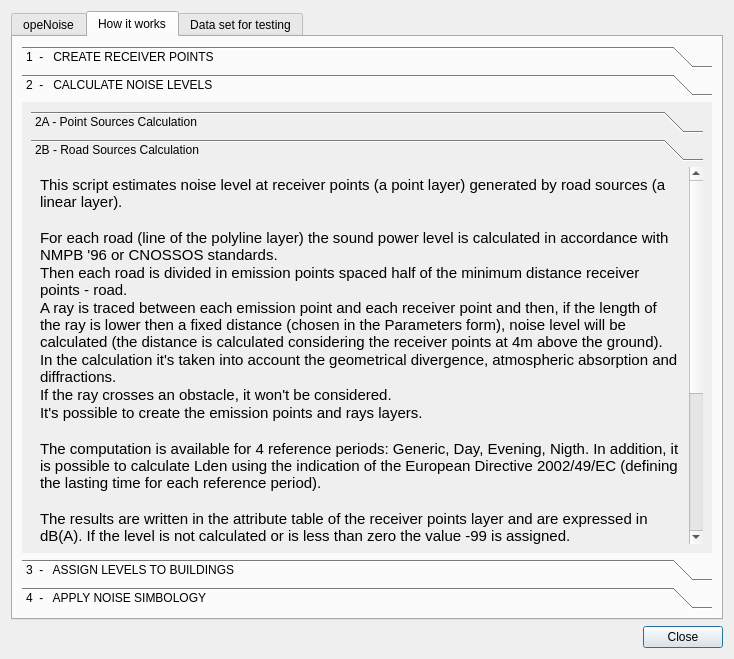
Qt form tools/ui_Informations.ui (Arpapiemonte/openoise-map) before a commit.
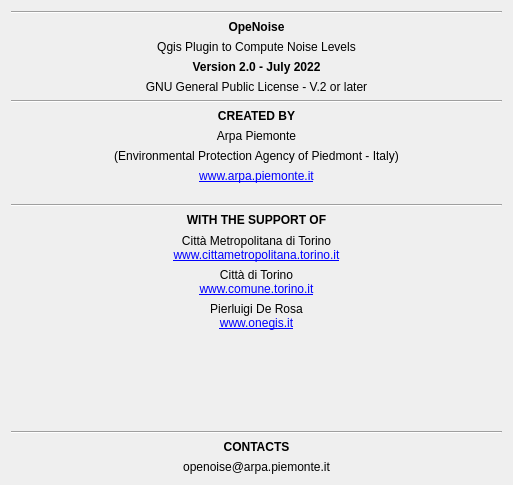
The same form after that commit. The open tabs and pages were chosen to show the change.

```diff
--- a/tools/ui_Informations.ui
+++ b/tools/ui_Informations.ui
@@ -1,13 +1,13 @@
 <?xml version="1.0" encoding="UTF-8"?>
 <ui version="4.0">
- <class>Windows_Info</class>
- <widget class="QDialog" name="Windows_Info">
+ <class>Credits_window</class>
+ <widget class="QDialog" name="Credits_window">
   <property name="geometry">
    <rect>
     <x>0</x>
     <y>0</y>
-    <width>734</width>
-    <height>659</height>
+    <width>513</width>
+    <height>485</height>
    </rect>
   </property>
   <property name="sizePolicy">
@@ -17,407 +17,292 @@
    </sizepolicy>
   </property>
   <property name="windowTitle">
-   <string>opeNoise - Information</string>
+   <string>opeNoise - Informations</string>
   </property>
   <property name="layoutDirection">
    <enum>Qt::LeftToRight</enum>
   </property>
-  <layout class="QVBoxLayout" name="verticalLayout_2">
-   <item>
-    <widget class="QTabWidget" name="tabWidget">
-     <property name="currentIndex">
-      <number>0</number>
-     </property>
-     <widget class="QWidget" name="tab">
-      <attribute name="title">
-       <string>opeNoise</string>
-      </attribute>
       <layout class="QVBoxLayout" name="verticalLayout">
        <item>
-        <widget class="QLabel" name="label">
-         <property name="font">
-          <font>
-           <pointsize>11</pointsize>
-          </font>
-         </property>
-         <property name="text">
-          <string>&lt;html&gt;&lt;head/&gt;&lt;body&gt;&lt;p&gt;The plugin allows to estimate noise levels generated by point sources or by road sources at fixed receiver points and buildings. NMPB-Routes-96 and CNOSSOS methods for road emission are implemented.&lt;/p&gt;&lt;p&gt;&lt;br/&gt;&lt;/p&gt;&lt;p&gt;Please consider the following simplifications: &lt;/p&gt;&lt;p&gt;- modelization is 2D; &lt;/p&gt;&lt;p&gt;- geometrical divergence, atmospheric absorption and diffractions are taken into account; &lt;/p&gt;&lt;p&gt;- no reflections are calculated; &lt;/p&gt;&lt;p&gt;- terrain is flat.&lt;/p&gt;&lt;p&gt;&lt;br/&gt;&lt;/p&gt;&lt;p&gt;Documentation:&lt;/p&gt;&lt;p&gt;- &lt;a href=&quot;https://eur-lex.europa.eu/legal-content/EN/TXT/PDF/?uri=CELEX:32015L0996&amp;amp;from=PT&quot;&gt;&lt;span style=&quot; text-decoration: underline; color:#0000ff;&quot;&gt;COMMISSION DIRECTIVE (EU) 2015/996&lt;/span&gt;&lt;/a&gt;&lt;/p&gt;&lt;/body&gt;&lt;/html&gt;</string>
-         </property>
-         <property name="textFormat">
-          <enum>Qt::AutoText</enum>
-         </property>
-         <property name="alignment">
-          <set>Qt::AlignLeading|Qt::AlignLeft|Qt::AlignTop</set>
-         </property>
-         <property name="wordWrap">
-          <bool>true</bool>
-         </property>
-         <property name="openExternalLinks">
-          <bool>true</bool>
-         </property>
-         <property name="textInteractionFlags">
-          <set>Qt::LinksAccessibleByMouse|Qt::TextSelectableByMouse</set>
+    <widget class="Line" name="line_4">
+     <property name="maximumSize">
+      <size>
+       <width>16777215</width>
+       <height>16777215</height>
+      </size>
+     </property>
+     <property name="orientation">
+      <enum>Qt::Horizontal</enum>
          </property>
         </widget>
        </item>
-      </layout>
-     </widget>
-     <widget class="QWidget" name="tab_2">
-      <attribute name="title">
-       <string>How it works</string>
-      </attribute>
-      <layout class="QVBoxLayout" name="verticalLayout_3">
-       <item>
-        <widget class="QToolBox" name="toolBox">
-         <property name="currentIndex">
-          <number>0</number>
-         </property>
-         <widget class="QWidget" name="page">
-          <property name="geometry">
-           <rect>
-            <x>0</x>
-            <y>0</y>
-            <width>694</width>
-            <height>437</height>
-           </rect>
-          </property>
-          <attribute name="label">
-           <string>1  -   CREATE RECEIVER POINTS</string>
-          </attribute>
-          <layout class="QVBoxLayout" name="verticalLayout_5">
-           <property name="sizeConstraint">
-            <enum>QLayout::SetDefaultConstraint</enum>
-           </property>
            <item>
             <widget class="QLabel" name="label_2">
-             <property name="font">
-              <font>
-               <pointsize>11</pointsize>
-              </font>
+     <property name="sizePolicy">
+      <sizepolicy hsizetype="Preferred" vsizetype="Fixed">
+       <horstretch>0</horstretch>
+       <verstretch>0</verstretch>
+      </sizepolicy>
+     </property>
+     <property name="maximumSize">
+      <size>
+       <width>16777215</width>
+       <height>15</height>
+      </size>
              </property>
              <property name="text">
-              <string>The first script generates either one receiver point for each facade or equidistant receiver point along the facade (a polygon layer).
-The points are created at a distance of 0.1 m from the facade.
-
-INPUT DATA:
-1. Buildings (Polygons layer)
-
-OUTPUT DATA:
-1. Receiver points (Points layer)</string>
+      <string>&lt;html&gt;&lt;head/&gt;&lt;body&gt;&lt;p&gt;&lt;span style=&quot; font-weight:600;&quot;&gt;OpeNoise&lt;/span&gt;&lt;/p&gt;&lt;/body&gt;&lt;/html&gt;</string>
              </property>
              <property name="alignment">
-              <set>Qt::AlignLeading|Qt::AlignLeft|Qt::AlignTop</set>
-             </property>
-             <property name="wordWrap">
-              <bool>true</bool>
-             </property>
-             <property name="textInteractionFlags">
-              <set>Qt::LinksAccessibleByMouse|Qt::TextSelectableByMouse</set>
+      <set>Qt::AlignCenter</set>
              </property>
             </widget>
            </item>
-          </layout>
-         </widget>
-         <widget class="QWidget" name="page_2">
-          <property name="geometry">
-           <rect>
-            <x>0</x>
-            <y>0</y>
-            <width>98</width>
-            <height>148</height>
-           </rect>
-          </property>
-          <attribute name="label">
-           <string>2  -   CALCULATE NOISE LEVELS</string>
-          </attribute>
-          <layout class="QVBoxLayout" name="verticalLayout_4">
-           <item>
-            <widget class="QToolBox" name="toolBox_2">
-             <property name="currentIndex">
-              <number>0</number>
-             </property>
-             <widget class="QWidget" name="page_5">
-              <property name="geometry">
-               <rect>
-                <x>0</x>
-                <y>0</y>
-                <width>106</width>
-                <height>2245</height>
-               </rect>
-              </property>
-              <attribute name="label">
-               <string>2A - Point Sources Calculation</string>
-              </attribute>
-              <layout class="QVBoxLayout" name="verticalLayout_6">
                <item>
                 <widget class="QLabel" name="label_3">
-                 <property name="font">
-                  <font>
-                   <pointsize>11</pointsize>
-                  </font>
+     <property name="sizePolicy">
+      <sizepolicy hsizetype="Preferred" vsizetype="Fixed">
+       <horstretch>0</horstretch>
+       <verstretch>0</verstretch>
+      </sizepolicy>
+     </property>
+     <property name="maximumSize">
+      <size>
+       <width>16777215</width>
+       <height>15</height>
+      </size>
                  </property>
                  <property name="text">
-                  <string>This script estimates noise levels at receiver points (a point layer) from point sources (a point layer).
-A ray is traced between each point source and each receiver point and then, if the length of the ray is lower then a fixed distance (chosen in the Parameters form), noise level will be calculated.
-In the calculation it's taken into account the geometrical divergence for a spherical point source, atmospheric absorption and diffractions. 
-The receiving points are located 4m above ground level.
-If the ray crosses an obstacle, it won't be considered. 
-It's possible to create the rays layer.
-
-The computation is available for 4 reference periods: Generic, Day, Evening, Nigth. In addition, it is possible to calculate Lden using the indication of the European Directive 2002/49/EC (defining the lasting time for each reference period).
-The results are written in the attribute table of the receiver points layer and are expressed in dB(A). If the level is not calculated or it is less than zero the value -99 is assigned.
-
-INPUT DATA:
-1. Receiver points (Point layer)
-2. Point sources (Point layer with a field containing the power level of the sources)
-3. Buildings (Polygon layer) - optional –
-
-OUTPUT DATA:
-1. Direct sound rays (Polyline layer) - optional -
-2. Diffracted sound rays (Polyline layer) - optional -</string>
-                 </property>
-                 <property name="wordWrap">
-                  <bool>true</bool>
-                 </property>
-                 <property name="textInteractionFlags">
-                  <set>Qt::LinksAccessibleByMouse|Qt::TextSelectableByMouse</set>
+      <string>Qgis Plugin to Compute Noise Levels</string>
+     </property>
+     <property name="alignment">
+      <set>Qt::AlignCenter</set>
                  </property>
                 </widget>
                </item>
-              </layout>
-             </widget>
-             <widget class="QWidget" name="page_6">
-              <property name="geometry">
-               <rect>
-                <x>0</x>
-                <y>0</y>
-                <width>110</width>
-                <height>2908</height>
-               </rect>
-              </property>
-              <attribute name="label">
-               <string>2B - Road Sources Calculation</string>
-              </attribute>
-              <layout class="QVBoxLayout" name="verticalLayout_7">
                <item>
                 <widget class="QLabel" name="label_4">
-                 <property name="font">
-                  <font>
-                   <pointsize>11</pointsize>
-                   <weight>50</weight>
-                   <italic>false</italic>
-                   <bold>false</bold>
-                  </font>
+     <property name="sizePolicy">
+      <sizepolicy hsizetype="Preferred" vsizetype="Fixed">
+       <horstretch>0</horstretch>
+       <verstretch>0</verstretch>
+      </sizepolicy>
+     </property>
+     <property name="maximumSize">
+      <size>
+       <width>16777215</width>
+       <height>15</height>
+      </size>
                  </property>
                  <property name="text">
-                  <string>This script estimates noise level at receiver points (a point layer) generated by road sources (a linear layer).
-
-For each road (line of the polyline layer) the sound power level is calculated in accordance with NMPB '96 or CNOSSOS standards. 
-Then each road is divided in emission points spaced half of the minimum distance receiver points - road. 
-A ray is traced between each emission point and each receiver point and then, if the length of the ray is lower then a fixed distance (chosen in the Parameters form), noise level will be calculated (the distance is calculated considering the receiver points at 4m above the ground). 
-In the calculation it's taken into account the geometrical divergence, atmospheric absorption and diffractions.
-If the ray crosses an obstacle, it won't be considered.
-It's possible to create the emission points and rays layers. 
-
-The computation is available for 4 reference periods: Generic, Day, Evening, Nigth. In addition, it is possible to calculate Lden using the indication of the European Directive 2002/49/EC (defining the lasting time for each reference period). 
-
-The results are written in the attribute table of the receiver points layer and are expressed in dB(A). If the level is not calculated or is less than zero the value -99 is assigned.
-
-
-INPUT DATA: 
-1. Receiver points (Point layer)
-2. Roads (Polyline layer) - In the attributes table it's necessary to have some fields with information about the characteristic of the single road to estimates the sound power level in accordance with NMPB '96 and CNOSSOS (further details are contained in the insert data form).
-3. Buildings (Polygon layer) - optional -
-
-OUTPUT DATA:
-1. Direct sound rays (Polyline layer) - optional -
-2. Diffracted sound rays (Polyline layer) - optional -</string>
-                 </property>
-                 <property name="wordWrap">
-                  <bool>true</bool>
-                 </property>
-                 <property name="textInteractionFlags">
-                  <set>Qt::LinksAccessibleByMouse|Qt::TextSelectableByMouse</set>
-                 </property>
-                </widget>
-               </item>
-              </layout>
-             </widget>
-            </widget>
-           </item>
-          </layout>
-         </widget>
-         <widget class="QWidget" name="page_3">
-          <property name="geometry">
-           <rect>
-            <x>0</x>
-            <y>0</y>
-            <width>117</width>
-            <height>800</height>
-           </rect>
-          </property>
-          <attribute name="label">
-           <string>3  -   ASSIGN LEVELS TO BUILDINGS</string>
-          </attribute>
-          <layout class="QVBoxLayout" name="verticalLayout_8">
+      <string>&lt;html&gt;&lt;head/&gt;&lt;body&gt;&lt;p&gt;&lt;span style=&quot; font-weight:600;&quot;&gt;Version 2.0 - July 2022&lt;/span&gt;&lt;/p&gt;&lt;/body&gt;&lt;/html&gt;</string>
+     </property>
+     <property name="alignment">
+      <set>Qt::AlignCenter</set>
+     </property>
+    </widget>
+   </item>
            <item>
             <widget class="QLabel" name="label_5">
-             <property name="font">
-              <font>
-               <pointsize>11</pointsize>
-              </font>
+     <property name="sizePolicy">
+      <sizepolicy hsizetype="Preferred" vsizetype="Fixed">
+       <horstretch>0</horstretch>
+       <verstretch>0</verstretch>
+      </sizepolicy>
+     </property>
+     <property name="maximumSize">
+      <size>
+       <width>16777215</width>
+       <height>15</height>
+      </size>
              </property>
              <property name="text">
-              <string>The third script assigns the noise levels calculated for each receiver point to the corresponding building.
-The value assigned is the max value among all the receiver points for that building.
-It is possible to assign up to five levels.
-
-NOTE: this script works correctly only if the receiver points layer is created from a buildings layer with opeNoise and the attributes table is not modified.
-
-INPUT DATA:
-1. Receiver points (Point layer) - In the attributes table it's necessary to have at least a field with noise levels
-2. Buildings (Polygon layer)</string>
+      <string>GNU General Public License - V.2 or later</string>
              </property>
              <property name="alignment">
-              <set>Qt::AlignLeading|Qt::AlignLeft|Qt::AlignTop</set>
-             </property>
-             <property name="wordWrap">
-              <bool>true</bool>
-             </property>
-             <property name="textInteractionFlags">
-              <set>Qt::LinksAccessibleByMouse|Qt::TextSelectableByMouse</set>
+      <set>Qt::AlignCenter</set>
+     </property>
+    </widget>
+   </item>
+   <item>
+    <widget class="Line" name="line">
+     <property name="maximumSize">
+      <size>
+       <width>16777215</width>
+       <height>16777215</height>
+      </size>
+     </property>
+     <property name="orientation">
+      <enum>Qt::Horizontal</enum>
              </property>
             </widget>
            </item>
-          </layout>
-         </widget>
-         <widget class="QWidget" name="page_4">
-          <property name="geometry">
-           <rect>
-            <x>0</x>
-            <y>0</y>
-            <width>98</width>
-            <height>460</height>
-           </rect>
-          </property>
-          <attribute name="label">
-           <string>4  -   APPLY NOISE SIMBOLOGY</string>
-          </attribute>
-          <layout class="QVBoxLayout" name="verticalLayout_9">
            <item>
             <widget class="QLabel" name="label_6">
-             <property name="font">
-              <font>
-               <pointsize>11</pointsize>
-              </font>
+     <property name="sizePolicy">
+      <sizepolicy hsizetype="Preferred" vsizetype="Fixed">
+       <horstretch>0</horstretch>
+       <verstretch>0</verstretch>
+      </sizepolicy>
+     </property>
+     <property name="maximumSize">
+      <size>
+       <width>16777215</width>
+       <height>15</height>
+      </size>
              </property>
              <property name="text">
-              <string>The last script assigns a noise level symbology to a layer with a sound level field in the attribute table.
-
-INPUT DATA:
-1. Point, polilyne or polygon layer - In the attributes table it's necessary to have at least a field with noise levels</string>
+      <string>&lt;html&gt;&lt;head/&gt;&lt;body&gt;&lt;p&gt;&lt;span style=&quot; font-weight:600;&quot;&gt;CREATED BY&lt;/span&gt;&lt;/p&gt;&lt;/body&gt;&lt;/html&gt;</string>
              </property>
              <property name="alignment">
-              <set>Qt::AlignLeading|Qt::AlignLeft|Qt::AlignTop</set>
-             </property>
-             <property name="wordWrap">
-              <bool>true</bool>
-             </property>
-             <property name="textInteractionFlags">
-              <set>Qt::LinksAccessibleByMouse|Qt::TextSelectableByMouse</set>
-             </property>
-            </widget>
-           </item>
-          </layout>
-         </widget>
-        </widget>
-       </item>
-      </layout>
-     </widget>
-     <widget class="QWidget" name="tab_3">
-      <attribute name="title">
-       <string>Data set for testing</string>
-      </attribute>
-      <widget class="QWidget" name="verticalLayoutWidget_2">
-       <property name="geometry">
-        <rect>
-         <x>10</x>
-         <y>20</y>
-         <width>691</width>
-         <height>541</height>
-        </rect>
-       </property>
-       <layout class="QVBoxLayout" name="verticalLayout_11">
+      <set>Qt::AlignCenter</set>
+     </property>
+    </widget>
+   </item>
         <item>
          <widget class="QLabel" name="label_7">
-          <property name="font">
-           <font>
-            <pointsize>11</pointsize>
-           </font>
+     <property name="sizePolicy">
+      <sizepolicy hsizetype="Preferred" vsizetype="Fixed">
+       <horstretch>0</horstretch>
+       <verstretch>0</verstretch>
+      </sizepolicy>
+     </property>
+     <property name="maximumSize">
+      <size>
+       <width>16777215</width>
+       <height>15</height>
+      </size>
           </property>
           <property name="text">
-           <string>A data set for testing is available in the folder:</string>
+      <string>Arpa Piemonte</string>
           </property>
           <property name="alignment">
-           <set>Qt::AlignLeading|Qt::AlignLeft|Qt::AlignTop</set>
-          </property>
-          <property name="wordWrap">
-           <bool>true</bool>
-          </property>
-          <property name="textInteractionFlags">
-           <set>Qt::LinksAccessibleByMouse|Qt::TextSelectableByMouse</set>
+      <set>Qt::AlignCenter</set>
           </property>
          </widget>
         </item>
         <item>
-         <widget class="QLabel" name="labelFolder">
-          <property name="font">
-           <font>
-            <pointsize>11</pointsize>
-           </font>
-          </property>
+    <widget class="QLabel" name="label">
           <property name="text">
-           <string>TextLabel TextLabel TextLabel TextLabel TextLabel TextLabel TextLabel TextLabel TextLabel TextLabeTextLabel TextLabel TextLabel TextLabel TextLabel TextLabel TextLabel TextLabel TextLabel TextLabe</string>
-          </property>
-          <property name="wordWrap">
-           <bool>true</bool>
-          </property>
-          <property name="margin">
-           <number>15</number>
-          </property>
-          <property name="textInteractionFlags">
-           <set>Qt::LinksAccessibleByMouse|Qt::TextSelectableByMouse</set>
+      <string>(Environmental Protection Agency of Piedmont - Italy)</string>
+     </property>
+     <property name="alignment">
+      <set>Qt::AlignCenter</set>
           </property>
          </widget>
         </item>
         <item>
          <widget class="QLabel" name="label_8">
-          <property name="font">
-           <font>
-            <pointsize>11</pointsize>
-           </font>
-          </property>
+     <property name="text">
+      <string>&lt;html&gt;&lt;head/&gt;&lt;body&gt;&lt;p&gt;&lt;a href=&quot;http://www.arpa.piemonte.it&quot;&gt;&lt;span style=&quot; text-decoration: underline; color:#0000ff;&quot;&gt;www.arpa.piemonte.it&lt;/span&gt;&lt;/a&gt;&lt;/p&gt;&lt;/body&gt;&lt;/html&gt;</string>
+     </property>
+     <property name="alignment">
+      <set>Qt::AlignCenter</set>
+     </property>
+     <property name="openExternalLinks">
+      <bool>true</bool>
+     </property>
+    </widget>
+   </item>
+   <item>
+    <spacer name="verticalSpacer_2">
+     <property name="orientation">
+      <enum>Qt::Vertical</enum>
+     </property>
+     <property name="sizeType">
+      <enum>QSizePolicy::Preferred</enum>
+     </property>
+     <property name="sizeHint" stdset="0">
+      <size>
+       <width>0</width>
+       <height>15</height>
+      </size>
+     </property>
+    </spacer>
+   </item>
+   <item>
+    <widget class="Line" name="line_2">
+     <property name="maximumSize">
+      <size>
+       <width>16777215</width>
+       <height>16777215</height>
+      </size>
+     </property>
+     <property name="orientation">
+      <enum>Qt::Horizontal</enum>
+     </property>
+    </widget>
+   </item>
+   <item>
+    <widget class="QLabel" name="label_12">
+     <property name="sizePolicy">
+      <sizepolicy hsizetype="Preferred" vsizetype="Fixed">
+       <horstretch>0</horstretch>
+       <verstretch>0</verstretch>
+      </sizepolicy>
+     </property>
+     <property name="maximumSize">
+      <size>
+       <width>16777215</width>
+       <height>15</height>
+      </size>
+     </property>
           <property name="text">
-           <string>The dataset contains 8 shapefiles that can help the user to understand how to compile the attribute tables of the layers in order to run the computation of the noise with the different sources.
-
-LAYERS:
-1. buildings
-2. receveir_points (layer created with the script 'Create receiver points')
-3. source_points
-4. roads_NMPB_emission
-5. roads_NMPB_traffic_flow
-6. roads_CNOSSOS
-7. grid_points
-8. isolevel_curves (layer created with the plugin 'Contour plugin')</string>
+      <string>&lt;html&gt;&lt;head/&gt;&lt;body&gt;&lt;p&gt;&lt;span style=&quot; font-weight:600;&quot;&gt;WITH THE SUPPORT OF&lt;br/&gt;&lt;/span&gt;&lt;/p&gt;&lt;/body&gt;&lt;/html&gt;</string>
           </property>
           <property name="alignment">
-           <set>Qt::AlignLeading|Qt::AlignLeft|Qt::AlignTop</set>
-          </property>
-          <property name="wordWrap">
+      <set>Qt::AlignCenter</set>
+     </property>
+    </widget>
+   </item>
+   <item>
+    <widget class="QLabel" name="label_10">
+     <property name="sizePolicy">
+      <sizepolicy hsizetype="Preferred" vsizetype="Fixed">
+       <horstretch>0</horstretch>
+       <verstretch>0</verstretch>
+      </sizepolicy>
+     </property>
+     <property name="maximumSize">
+      <size>
+       <width>16777215</width>
+       <height>16777215</height>
+      </size>
+     </property>
+     <property name="text">
+      <string>&lt;html&gt;&lt;head/&gt;&lt;body&gt;&lt;p&gt;Città Metropolitana di Torino&lt;br/&gt;&lt;a href=&quot;www.cittametropolitana.torino.it&quot;&gt;&lt;span style=&quot; text-decoration: underline; color:#0000ff;&quot;&gt;www.cittametropolitana.torino.it&lt;/span&gt;&lt;/a&gt;&lt;/p&gt;&lt;/body&gt;&lt;/html&gt;</string>
+     </property>
+     <property name="alignment">
+      <set>Qt::AlignCenter</set>
+     </property>
+     <property name="openExternalLinks">
            <bool>true</bool>
           </property>
-          <property name="textInteractionFlags">
-           <set>Qt::LinksAccessibleByMouse|Qt::TextSelectableByMouse</set>
+    </widget>
+   </item>
+   <item>
+    <widget class="QLabel" name="label_15">
+     <property name="text">
+      <string>&lt;html&gt;&lt;head/&gt;&lt;body&gt;&lt;p&gt;Città di Torino&lt;br/&gt;&lt;a href=&quot;www.comune.torino.it&quot;&gt;&lt;span style=&quot; text-decoration: underline; color:#0000ff;&quot;&gt;www.comune.torino.it&lt;/span&gt;&lt;/a&gt;&lt;/p&gt;&lt;/body&gt;&lt;/html&gt;</string>
+     </property>
+     <property name="alignment">
+      <set>Qt::AlignCenter</set>
+     </property>
+     <property name="openExternalLinks">
+      <bool>true</bool>
+     </property>
+    </widget>
+   </item>
+   <item>
+    <widget class="QLabel" name="label_9">
+     <property name="text">
+      <string>&lt;html&gt;&lt;head/&gt;&lt;body&gt;&lt;p&gt;Pierluigi De Rosa &lt;br/&gt;&lt;a href=&quot;https://www.onegis.it/&quot;&gt;&lt;span style=&quot; text-decoration: underline; color:#0000ff;&quot;&gt;www.onegis.it&lt;/span&gt;&lt;/a&gt;&lt;/p&gt;&lt;/body&gt;&lt;/html&gt;</string>
+     </property>
+     <property name="alignment">
+      <set>Qt::AlignCenter</set>
+     </property>
+     <property name="openExternalLinks">
+      <bool>true</bool>
           </property>
          </widget>
         </item>
@@ -434,15 +319,60 @@
           </property>
          </spacer>
         </item>
-       </layout>
-      </widget>
-     </widget>
-    </widget>
+   <item>
+    <widget class="Line" name="line_3">
+     <property name="maximumSize">
+      <size>
+       <width>16777215</width>
+       <height>16777215</height>
+      </size>
+     </property>
+     <property name="orientation">
+      <enum>Qt::Horizontal</enum>
+     </property>
+    </widget>
+   </item>
+   <item>
+    <widget class="QLabel" name="label_13">
+     <property name="sizePolicy">
+      <sizepolicy hsizetype="Preferred" vsizetype="Fixed">
+       <horstretch>0</horstretch>
+       <verstretch>0</verstretch>
+      </sizepolicy>
+     </property>
+     <property name="maximumSize">
+      <size>
+       <width>16777215</width>
+       <height>15</height>
+      </size>
+     </property>
+     <property name="text">
+      <string>&lt;html&gt;&lt;head/&gt;&lt;body&gt;&lt;p&gt;&lt;span style=&quot; font-weight:600;&quot;&gt;CONTACTS&lt;/span&gt;&lt;/p&gt;&lt;/body&gt;&lt;/html&gt;</string>
+     </property>
+     <property name="alignment">
+      <set>Qt::AlignCenter</set>
+     </property>
+    </widget>
    </item>
    <item>
-    <widget class="QDialogButtonBox" name="buttonBox">
-     <property name="standardButtons">
-      <set>QDialogButtonBox::Close</set>
+    <widget class="QLabel" name="label_14">
+     <property name="sizePolicy">
+      <sizepolicy hsizetype="Preferred" vsizetype="Fixed">
+       <horstretch>0</horstretch>
+       <verstretch>0</verstretch>
+      </sizepolicy>
+     </property>
+     <property name="maximumSize">
+      <size>
+       <width>16777215</width>
+       <height>15</height>
+      </size>
+     </property>
+     <property name="text">
+      <string>openoise@arpa.piemonte.it</string>
+     </property>
+     <property name="alignment">
+      <set>Qt::AlignCenter</set>
      </property>
     </widget>
    </item>
```
Left out of the diff: 19 changed lines with no effect on the pictures. Lines whose indentation alone changed are shown as unchanged.
